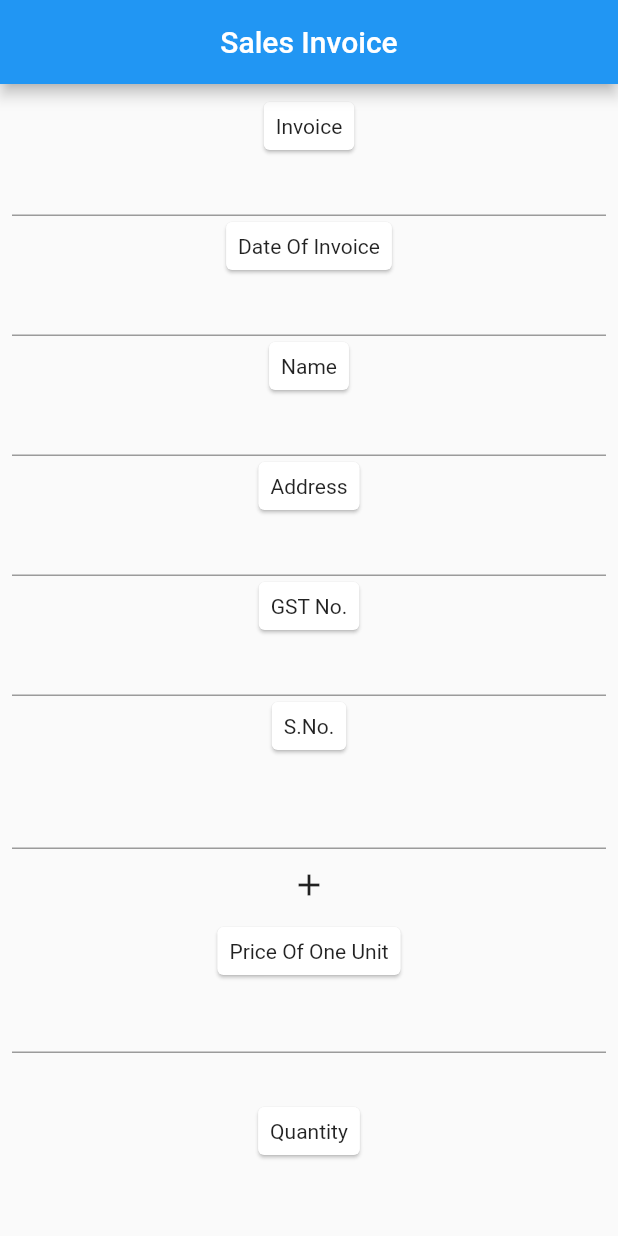
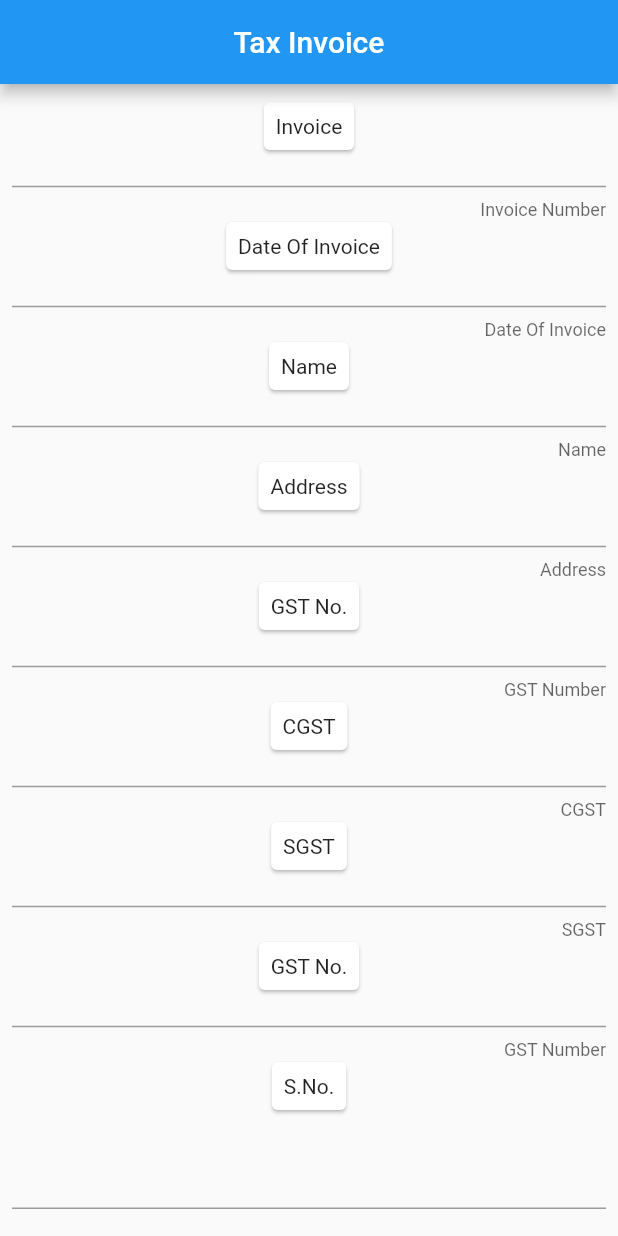
Before and after one commit to Raghav117/tax_invoice, a Flutter app: the screen it shows after launch, on a phone screen of 412 x 824 dp. Run offline on Flutter 3.47's test engine with Material 2 defaults, Android fonts, the light colour scheme and no system bars; our stand-ins replace get, permission_handler, screenshot.

Commit message:
ui improvements and cgst and sgst tax included

```diff
--- a/lib/main.dart
+++ b/lib/main.dart
@@ -34,7 +34,7 @@ class _MyAppState extends State<MyApp> {
       child: Scaffold(
         appBar: AppBar(
           centerTitle: true,
-          title: const Text("Sales Invoice"),
+          title: const Text("Tax Invoice"),
         ),
         body: Padding(
           padding: const EdgeInsets.all(8.0),
@@ -58,6 +58,9 @@ class _MyAppState extends State<MyApp> {
                         height: 40,
                         child: TextField(
                           keyboardType: TextInputType.number,
+                          decoration: const InputDecoration(
+                            counterText: "Invoice Number",
+                          ),
                           onChanged: (value) {
                             invoice = value;
                           },
@@ -81,6 +84,9 @@ class _MyAppState extends State<MyApp> {
                       child: SizedBox(
                         height: 40,
                         child: TextField(
+                          decoration: const InputDecoration(
+                            counterText: "Date Of Invoice",
+                          ),
                           keyboardType: TextInputType.datetime,
                           onChanged: (value) {
                             date = value;
@@ -105,6 +111,9 @@ class _MyAppState extends State<MyApp> {
                       child: SizedBox(
                         height: 40,
                         child: TextField(
+                          decoration: const InputDecoration(
+                            counterText: "Name",
+                          ),
                           textCapitalization: TextCapitalization.characters,
                           onChanged: (value) {
                             name = value;
@@ -129,6 +138,9 @@ class _MyAppState extends State<MyApp> {
                       child: SizedBox(
                         height: 40,
                         child: TextField(
+                          decoration: const InputDecoration(
+                            counterText: "Address",
+                          ),
                           textCapitalization: TextCapitalization.characters,
                           onChanged: (value) {
                             address = value;
@@ -153,6 +165,90 @@ class _MyAppState extends State<MyApp> {
                       child: SizedBox(
                         height: 40,
                         child: TextField(
+                          decoration: const InputDecoration(
+                            counterText: "GST Number",
+                          ),
+                          textCapitalization: TextCapitalization.characters,
+                          onChanged: (value) {
+                            gstIn = value;
+                          },
+                        ),
+                      ),
+                    )
+                  ],
+                ),
+                Column(
+                  crossAxisAlignment: CrossAxisAlignment.center,
+                  children: [
+                    const Center(
+                      child: Card(
+                        child: Padding(
+                          padding: EdgeInsets.all(8.0),
+                          child: Text("CGST"),
+                        ),
+                      ),
+                    ),
+                    Center(
+                      child: SizedBox(
+                        height: 40,
+                        child: TextField(
+                          decoration: const InputDecoration(
+                            counterText: "CGST",
+                          ),
+                          keyboardType: TextInputType.number,
+                          onChanged: (value) {
+                            cgst = int.tryParse(value)!;
+                          },
+                        ),
+                      ),
+                    )
+                  ],
+                ),
+                Column(
+                  crossAxisAlignment: CrossAxisAlignment.center,
+                  children: [
+                    const Center(
+                      child: Card(
+                        child: Padding(
+                          padding: EdgeInsets.all(8.0),
+                          child: Text("SGST"),
+                        ),
+                      ),
+                    ),
+                    Center(
+                      child: SizedBox(
+                        height: 40,
+                        child: TextField(
+                          decoration: const InputDecoration(
+                            counterText: "SGST",
+                          ),
+                          keyboardType: TextInputType.number,
+                          onChanged: (value) {
+                            sgst = int.tryParse(value)!;
+                          },
+                        ),
+                      ),
+                    )
+                  ],
+                ),
+                Column(
+                  crossAxisAlignment: CrossAxisAlignment.center,
+                  children: [
+                    const Center(
+                      child: Card(
+                        child: Padding(
+                          padding: EdgeInsets.all(8.0),
+                          child: Text("GST No."),
+                        ),
+                      ),
+                    ),
+                    Center(
+                      child: SizedBox(
+                        height: 40,
+                        child: TextField(
+                          decoration: const InputDecoration(
+                            counterText: "GST Number",
+                          ),
                           textCapitalization: TextCapitalization.characters,
                           onChanged: (value) {
                             gstIn = value;
@@ -182,6 +278,9 @@ class _MyAppState extends State<MyApp> {
                       child: TextField(
                         maxLines: 5,
                         minLines: 2,
+                        decoration: InputDecoration(
+                          counterText: "Serioul ${i + 1}",
+                        ),
                         textCapitalization: TextCapitalization.characters,
                         onChanged: (value) {
                           goods[i] = value;
@@ -190,6 +289,7 @@ class _MyAppState extends State<MyApp> {
                     ),
                   ),
                 IconButton(
+                    color: Colors.redAccent,
                     onPressed: () {
                       goods.add("");
                       price.add(0);
@@ -216,6 +316,9 @@ class _MyAppState extends State<MyApp> {
                           constraints: const BoxConstraints(minHeight: 60),
                           child: TextField(
                             keyboardType: TextInputType.number,
+                            decoration: InputDecoration(
+                              counterText: "Amount ${i + 1}",
+                            ),
                             onChanged: (value) {
                               price[i] = int.tryParse(value)!;
                             },
@@ -270,6 +373,9 @@ class _MyAppState extends State<MyApp> {
                                 constraints:
                                     const BoxConstraints(minHeight: 60),
                                 child: TextField(
+                                  decoration: InputDecoration(
+                                    counterText: "HSN Code ${i + 1}",
+                                  ),
                                   keyboardType: TextInputType.number,
                                   onChanged: (value) {
                                     hsn[i] = value;
@@ -297,7 +403,7 @@ class _MyAppState extends State<MyApp> {
                         width: 250,
                         height: 50,
                         decoration: BoxDecoration(
-                            color: Colors.yellow,
+                            color: Colors.redAccent,
                             borderRadius: BorderRadius.circular(20)),
                       ),
                     )
--- a/lib/modals/global.dart
+++ b/lib/modals/global.dart
@@ -1,6 +1,7 @@
 String invoice = "";
 String name = "";
 String address = "";
+int sgst = 1, cgst = 1;
 
 String date = "";
 List<String> goods = [""];
--- a/lib/screens/sales_invoice.dart
+++ b/lib/screens/sales_invoice.dart
@@ -712,7 +712,7 @@ class _SalesInvoiceState extends State<SalesInvoice> {
                                               style: TextStyle(
                                                   fontWeight: FontWeight.bold)),
                                           ...List.generate(tax.length, (index) {
-                                            return const Text("18%");
+                                            return Text("${cgst + sgst}");
                                           }),
                                           const Text(" ",
                                               style: TextStyle(
@@ -738,10 +738,11 @@ class _SalesInvoiceState extends State<SalesInvoice> {
                                                 0) {
                                               taxableAmount = 0;
                                             }
-                                            taxableAmount =
-                                                taxableAmount + (e * 100 / 118);
-                                            return Text((e * 100 / 118)
-                                                .toStringAsFixed(2));
+                                            taxableAmount = taxableAmount +
+                                                (e * 100 / (100 + cgst + sgst));
+                                            return Text(
+                                                (e * 100 / (100 + cgst + sgst))
+                                                    .toStringAsFixed(2));
                                           }).toList(),
                                           Text(
                                             taxableAmount.toStringAsFixed(2),
@@ -769,11 +770,17 @@ class _SalesInvoiceState extends State<SalesInvoice> {
                                                 0) {
                                               cgstAmount = 0;
                                             }
-                                            cgstAmount +=
-                                                (e * 100 / 118) * 18 / 200;
-                                            return Text(
-                                                ((e * 100 / 118) * 18 / 200)
-                                                    .toStringAsFixed(2));
+                                            cgstAmount += (e *
+                                                    100 /
+                                                    (100 + cgst + sgst)) *
+                                                cgst /
+                                                100;
+                                            return Text(((e *
+                                                        100 /
+                                                        (100 + cgst + sgst)) *
+                                                    cgst /
+                                                    100)
+                                                .toStringAsFixed(2));
                                           }).toList(),
                                           Text(
                                             cgstAmount.toStringAsFixed(2),
@@ -801,11 +808,17 @@ class _SalesInvoiceState extends State<SalesInvoice> {
                                                 0) {
                                               sgstAmount = 0;
                                             }
-                                            sgstAmount +=
-                                                (e * 100 / 118) * 18 / 200;
-                                            return Text(
-                                                ((e * 100 / 118) * 18 / 200)
-                                                    .toStringAsFixed(2));
+                                            sgstAmount += (e *
+                                                    100 /
+                                                    (100 + cgst + sgst)) *
+                                                sgst /
+                                                100;
+                                            return Text(((e *
+                                                        100 /
+                                                        (100 + cgst + sgst)) *
+                                                    sgst /
+                                                    100)
+                                                .toStringAsFixed(2));
                                           }).toList(),
                                           Text(
                                             sgstAmount.toStringAsFixed(2),
@@ -833,11 +846,17 @@ class _SalesInvoiceState extends State<SalesInvoice> {
                                                 0) {
                                               totalTax = 0;
                                             }
-                                            totalTax +=
-                                                (e * 100 / 118) * 18 / 100;
-                                            return Text(
-                                                ((e * 100 / 118) * 18 / 100)
-                                                    .toStringAsFixed(2));
+                                            totalTax += (e *
+                                                    100 /
+                                                    (100 + cgst + sgst)) *
+                                                (cgst + sgst) /
+                                                100;
+                                            return Text(((e *
+                                                        100 /
+                                                        (100 + cgst + sgst)) *
+                                                    (cgst + sgst) /
+                                                    100)
+                                                .toStringAsFixed(2));
                                           }).toList(),
                                           Text(
                                             totalTax.toStringAsFixed(2),
```
